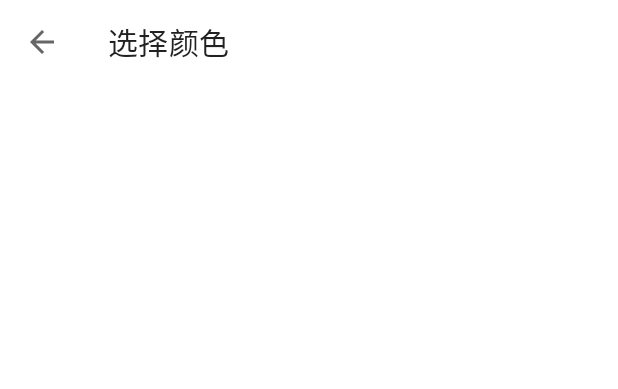
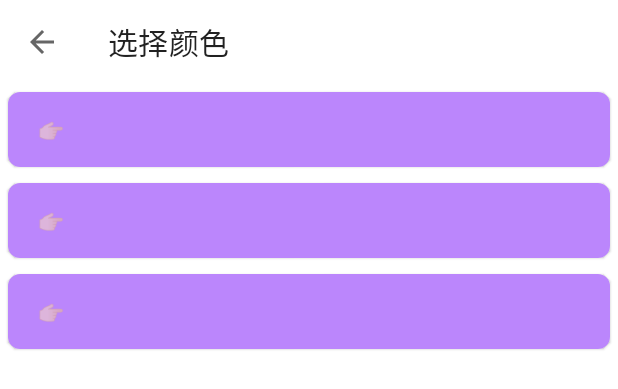
Before and after one commit to qihuan92/ActivityStarter, an Android app: the layout activity_color_select.xml on its own in the app's theme, with its tools: preview values and no code run, on a phone screen of 412 x 824 dp. Shown: the top 389 px of the screen. Run offline under Robolectric (Android 15) with nearby library versions, the phone set to English and light mode, and no system bars.

Commit message:
支持ResultApi

```diff
--- a/app/src/main/res/layout/activity_color_select.xml
+++ b/app/src/main/res/layout/activity_color_select.xml
@@ -11,7 +11,13 @@
         android:id="@+id/toolbar"
         android:layout_width="match_parent"
         android:layout_height="?actionBarSize"
-        app:title="选择颜色"
-        app:navigationIcon="@drawable/ic_baseline_arrow_back_24" />
+        app:navigationIcon="@drawable/ic_baseline_arrow_back_24"
+        app:title="选择颜色" />
 
+    <androidx.recyclerview.widget.RecyclerView
+        android:id="@+id/rv_list"
+        android:layout_width="match_parent"
+        android:layout_height="match_parent"
+        app:layoutManager="androidx.recyclerview.widget.LinearLayoutManager"
+        tools:listitem="@layout/item_color" />
 </LinearLayout>
--- /dev/null
+++ b/app/src/main/res/layout/item_color.xml
@@ -0,0 +1,25 @@
+<?xml version="1.0" encoding="utf-8"?>
+<com.google.android.material.card.MaterialCardView xmlns:android="http://schemas.android.com/apk/res/android"
+    xmlns:app="http://schemas.android.com/apk/res-auto"
+    xmlns:tools="http://schemas.android.com/tools"
+    android:layout_width="match_parent"
+    android:layout_height="50dp"
+    android:layout_margin="5dp"
+    app:cardCornerRadius="8dp">
+
+    <View
+        android:id="@+id/view_color"
+        android:layout_width="match_parent"
+        android:layout_height="match_parent"
+        tools:background="@color/purple_200" />
+
+    <TextView
+        android:id="@+id/tv_selected"
+        android:layout_width="wrap_content"
+        android:layout_height="wrap_content"
+        android:layout_gravity="center_vertical"
+        android:layout_marginStart="20dp"
+        android:text="@string/color_selected"
+        android:visibility="gone"
+        tools:visibility="visible" />
+</com.google.android.material.card.MaterialCardView>
--- a/app/src/main/res/values/strings.xml
+++ b/app/src/main/res/values/strings.xml
@@ -1,3 +1,4 @@
 <resources>
     <string name="app_name">ActivityStarter</string>
+    <string name="color_selected">👉🏻</string>
 </resources>
--- a/compiler/src/main/java/io/github/qihuan92/activitystarter/compiler/utils/PrebuiltTypes.java
+++ b/compiler/src/main/java/io/github/qihuan92/activitystarter/compiler/utils/PrebuiltTypes.java
@@ -20,6 +20,7 @@ public interface PrebuiltTypes {
     ClassType BUNDLE_UTILS = new ClassType("io.github.qihuan92.activitystarter.utils.BundleUtils");
 
     ClassName ACTIVITY_RESULT_LAUNCHER = ClassName.get("androidx.activity.result", "ActivityResultLauncher");
+    ClassName ACTIVITY_RESULT_CONTRACT = ClassName.get("androidx.activity.result.contract", "ActivityResultContract");
     ClassName NON_NULL = ClassName.get("androidx.annotation", "NonNull");
     ClassName NULLABLE = ClassName.get("androidx.annotation", "Nullable");
 }
```
Also changed, not shown: app/src/main/java/io/github/qihuan92/activitystarter/activity/ColorSelectActivity.java (+36 -1 lines), app/src/main/java/io/github/qihuan92/activitystarter/activity/MainActivity.java (+26 -2 lines), app/src/main/java/io/github/qihuan92/activitystarter/adapter/ColorAdapter.java (added, +83 -0 lines), app/src/main/java/io/github/qihuan92/activitystarter/entity/ColorItem.java (added, +35 -0 lines), compiler/src/main/java/io/github/qihuan92/activitystarter/compiler/ActivityBuilderProcessor.java (+33 -22 lines).
